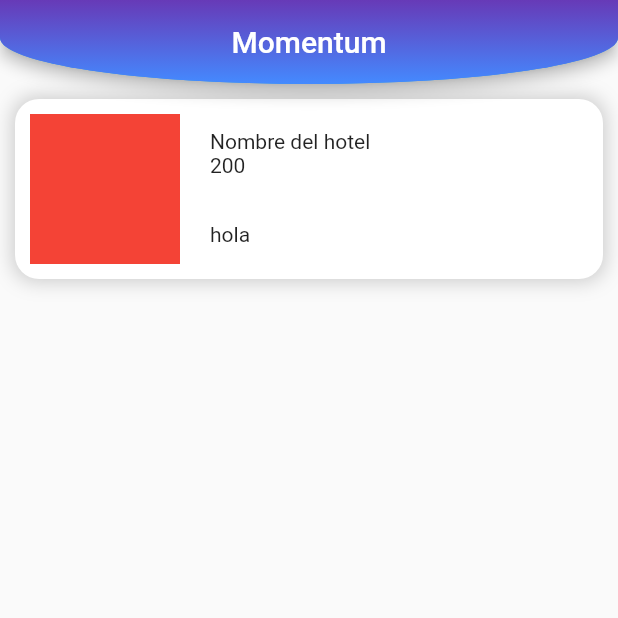
After one commit to Dencou/demo-app, a Flutter app: the screen it shows after launch, on a phone screen of 412 x 824 dp, the top half of it. The commit adds this screen. Run offline on Flutter 3.47's test engine with Material 2 defaults, Android fonts, the phone set to English and light mode, and no system bars; our stand-ins replace carousel_slider, country_picker, flutter_rating_bar, get, google_fonts, mobx and 1 more; missing offline and left inert: country_list_pick; generated files the repository leaves out were written again.

Commit message:
Save hotel feature added

```diff
--- a/lib/Pages/HomePage.dart
+++ b/lib/Pages/HomePage.dart
@@ -48,18 +48,16 @@ class _HomePage extends State<HomePage>{
           BottomNavigationBarItem(
               icon: Icon(Icons.home),
               label: 'Home',
-              backgroundColor: Colors.red
           ),
           BottomNavigationBarItem(
               icon: Icon(Icons.notifications),
               label: 'Notifications',
-              backgroundColor: Colors.red
           ),
           BottomNavigationBarItem(
               icon: Icon(Icons.person),
               label: 'Profile',
-              backgroundColor: Colors.red
           ),
+
 
 
         ],
--- a/lib/Pages/RegisterPage.dart
+++ b/lib/Pages/RegisterPage.dart
@@ -21,7 +21,7 @@ class RegisterPage extends StatelessWidget{
   //calls the register service
   submit(){
     const image = "https://via.placeholder.com/150";
-
+    print('request');
     authService.singUp(
         name: name.text,
         email: email.text,
--- /dev/null
+++ b/lib/Pages/SavedHotelsPage.dart
@@ -0,0 +1,22 @@
+import 'package:demo_app/Widgets/AppBarW.dart';
+import 'package:demo_app/Widgets/SavedHotelItem.dart';
+import 'package:flutter/cupertino.dart';
+import 'package:flutter/material.dart';
+
+class SavedHotelsPage extends StatelessWidget {
+  const SavedHotelsPage({Key? key}) : super(key: key);
+
+  @override
+  Widget build(BuildContext context) {
+    return Scaffold(
+      appBar: AppBarW(),
+      body: Column(
+        children: [
+          SavedHotelItem(),
+
+        ],
+      ),
+
+    );
+  }
+}
--- a/lib/Services/FeedbackService.dart
+++ b/lib/Services/FeedbackService.dart
@@ -37,8 +37,8 @@ class FeedbackService{
   Future getFeedbacks() async{
 
     //req
-    var currhotelid = hotelStores.currHotel.toString();
-    var url = Uri.parse('$SERVER_URLL/feedback/$currhotelid');
+    var currHotelId = hotelStores.currHotel.toString();
+    var url = Uri.parse('$SERVER_URLL/feedback/$currHotelId');
     try{
       var response = await http.get(url);
       var responsejson = json.decode(response.body);
--- a/lib/Services/HotelService.dart
+++ b/lib/Services/HotelService.dart
@@ -51,5 +51,22 @@ class HotelService{
     }
 
   }
+
+  //TODO: create a model for this
+  saveHotel(hotel){
+
+  }
+  getSavedHotels(userId){
+
+  }
+  deleteHotelById(id){
+
+  }
+  deleteAllHotels(){
+
+  }
+
+
+
 }
 var hotelService = HotelService();
--- /dev/null
+++ b/lib/Widgets/SavedHotelItem.dart
@@ -0,0 +1,66 @@
+import 'package:flutter/cupertino.dart';
+import 'package:flutter/material.dart';
+
+class SavedHotelItem extends StatelessWidget {
+  const SavedHotelItem({Key? key}) : super(key: key);
+
+  @override
+  Widget build(BuildContext context) {
+    return Padding(padding: EdgeInsets.all(10),
+      child: Container(
+      width: double.infinity,
+      height: 120,
+      decoration: BoxDecoration(
+        color: Colors.white,
+        boxShadow: [
+          BoxShadow(
+            blurRadius: 10,
+            color: Colors.grey.withOpacity(0.5),
+            spreadRadius: 2
+          ),
+
+        ],
+        borderRadius: BorderRadius.circular(16),
+      ),
+        child: Row(
+          children: [
+            Row(
+              crossAxisAlignment: CrossAxisAlignment.start,
+              children: [
+                Padding(
+                  padding: EdgeInsets.only(left: 10),
+                  child: Column(
+                    mainAxisAlignment: MainAxisAlignment.center,
+                    crossAxisAlignment: CrossAxisAlignment.start,
+                    children: [
+                      Container(
+                        width: 100,
+                        height: 100,
+                        color: Colors.red,
+                      )
+                    ],
+                  ),
+                ),
+                Padding(
+                  padding: EdgeInsets.all(20),
+                  child: Column(
+                    mainAxisAlignment: MainAxisAlignment.start,
+                    crossAxisAlignment: CrossAxisAlignment.start,
+                    children: [
+                      Text('Nombre del hotel'),
+                      Text('200'),
+                      SizedBox(height: 30,),
+                      Text('hola')
+                    ],
+                  ),
+                ),
+
+              ],
+            ),
+          ],
+        )
+
+      ),
+    );
+  }
+}
--- a/lib/main.dart
+++ b/lib/main.dart
@@ -2,6 +2,7 @@ import 'package:demo_app/Pages/DetailedHotelInfoPage.dart';
 import 'package:demo_app/Pages/FeedbackPage.dart';
 import 'package:demo_app/Pages/HomePage.dart';
 import 'package:demo_app/Pages/PaymentPage.dart';
+import 'package:demo_app/Pages/SavedHotelsPage.dart';
 import 'package:flutter/material.dart';
 import 'package:get/get.dart';
 import 'Pages/LoginPage.dart';
@@ -23,7 +24,7 @@ class MyApp extends StatelessWidget {
 
         primarySwatch: Colors.blue,
       ),
-      home: LoginPage(),
+      home: SavedHotelsPage(),
     );
   }
 }
```
Also changed, not shown: lib/Pages/BottomNavigationBarItems/Profile.dart (+11 -3 lines), lib/Pages/DetailedHotelInfoPage.dart (+26 -8 lines), lib/Services/AuthService.dart (+7 -3 lines), lib/Widgets/SnackBarW.dart (added, +22 -0 lines).
